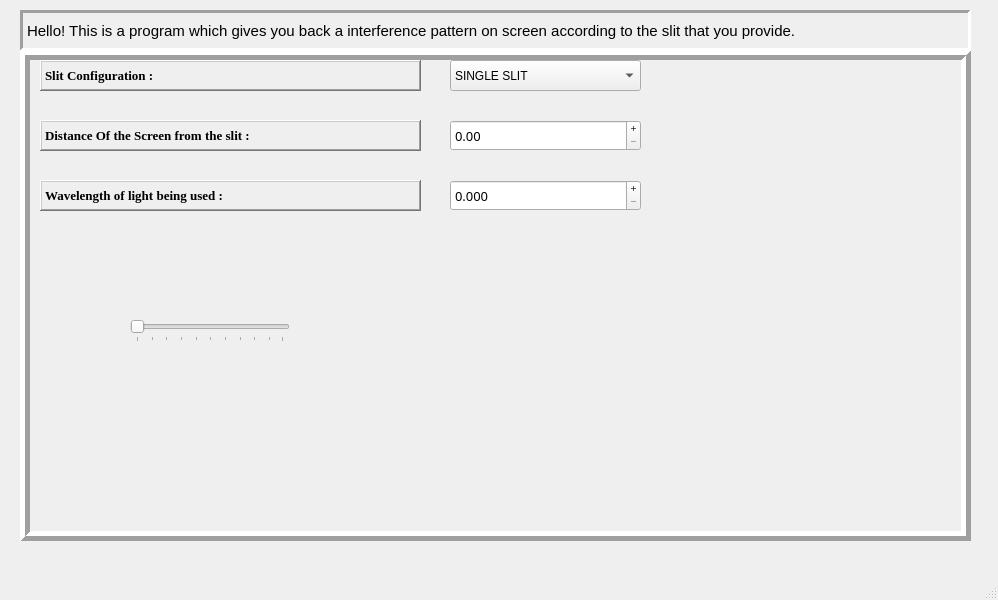
Old version of the form GUI/1.ui in the repository MASTERAMARJEET/Interference.
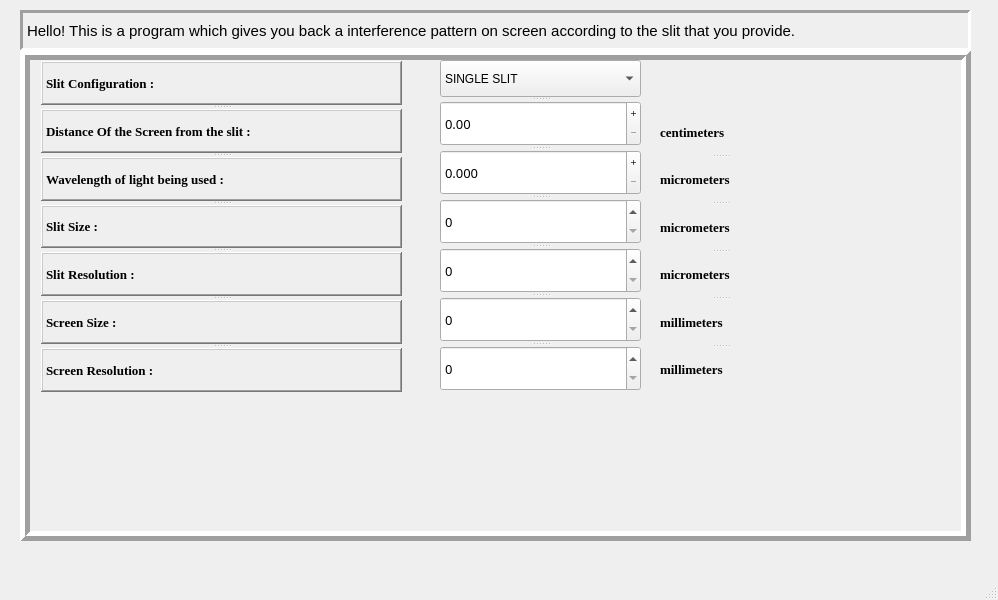
New version of the form.

The edit to the form file:
```diff
--- a/GUI/1.ui
+++ b/GUI/1.ui
@@ -23,6 +23,33 @@
    <bool>false</bool>
   </property>
   <widget class="QWidget" name="centralwidget">
+   <widget class="QLabel" name="Intro">
+    <property name="geometry">
+     <rect>
+      <x>20</x>
+      <y>10</y>
+      <width>951</width>
+      <height>41</height>
+     </rect>
+    </property>
+    <property name="font">
+     <font>
+      <pointsize>11</pointsize>
+     </font>
+    </property>
+    <property name="frameShape">
+     <enum>QFrame::Panel</enum>
+    </property>
+    <property name="frameShadow">
+     <enum>QFrame::Sunken</enum>
+    </property>
+    <property name="lineWidth">
+     <number>3</number>
+    </property>
+    <property name="text">
+     <string>Hello! This is a program which gives you back a interference pattern on screen according to the slit that you provide.</string>
+    </property>
+   </widget>
    <widget class="QFrame" name="main_frame">
     <property name="geometry">
      <rect>
@@ -50,15 +77,19 @@
     <property name="lineWidth">
      <number>5</number>
     </property>
+    <widget class="QSplitter" name="splitter">
+     <property name="geometry">
+      <rect>
+       <x>420</x>
+       <y>10</y>
+       <width>201</width>
+       <height>331</height>
+      </rect>
+     </property>
+     <property name="orientation">
+      <enum>Qt::Vertical</enum>
+     </property>
     <widget class="QComboBox" name="Sllit_Option">
-     <property name="geometry">
-      <rect>
-       <x>430</x>
-       <y>10</y>
-       <width>191</width>
-       <height>31</height>
-      </rect>
-     </property>
      <property name="whatsThis">
       <string>Slit Configuration</string>
      </property>
@@ -103,14 +134,6 @@
      </item>
     </widget>
     <widget class="QDoubleSpinBox" name="Distance">
-     <property name="geometry">
-      <rect>
-       <x>430</x>
-       <y>70</y>
-       <width>191</width>
-       <height>31</height>
-      </rect>
-     </property>
      <property name="font">
       <font>
        <family>Lucida Handwriting</family>
@@ -134,14 +157,6 @@
      </property>
     </widget>
     <widget class="QDoubleSpinBox" name="Wavelength">
-     <property name="geometry">
-      <rect>
-       <x>430</x>
-       <y>130</y>
-       <width>191</width>
-       <height>31</height>
-      </rect>
-     </property>
      <property name="font">
       <font>
        <family>Lucida Handwriting</family>
@@ -176,15 +191,73 @@
       <double>0.010000000000000</double>
      </property>
     </widget>
+     <widget class="QSpinBox" name="Slit_Size">
+      <property name="font">
+       <font>
+        <family>Lucida Sans Unicode</family>
+        <pointsize>10</pointsize>
+       </font>
+      </property>
+      <property name="maximum">
+       <number>1000</number>
+      </property>
+      <property name="singleStep">
+       <number>5</number>
+      </property>
+     </widget>
+     <widget class="QSpinBox" name="Slit_Resolution">
+      <property name="font">
+       <font>
+        <family>Lucida Sans Unicode</family>
+        <pointsize>10</pointsize>
+       </font>
+      </property>
+      <property name="maximum">
+       <number>500</number>
+      </property>
+      <property name="singleStep">
+       <number>5</number>
+      </property>
+     </widget>
+     <widget class="QSpinBox" name="Screen_Size">
+      <property name="font">
+       <font>
+        <family>Lucida Sans Unicode</family>
+        <pointsize>10</pointsize>
+       </font>
+      </property>
+      <property name="maximum">
+       <number>10000</number>
+      </property>
+      <property name="singleStep">
+       <number>10</number>
+      </property>
+     </widget>
+     <widget class="QSpinBox" name="Screen_Resolution">
+      <property name="font">
+       <font>
+        <family>Lucida Sans Unicode</family>
+        <pointsize>10</pointsize>
+       </font>
+      </property>
+      <property name="maximum">
+       <number>100</number>
+      </property>
+     </widget>
+    </widget>
+    <widget class="QSplitter" name="splitter_2">
+     <property name="geometry">
+      <rect>
+       <x>21</x>
+       <y>11</y>
+       <width>361</width>
+       <height>331</height>
+      </rect>
+     </property>
+     <property name="orientation">
+      <enum>Qt::Vertical</enum>
+     </property>
     <widget class="QLabel" name="Slit_Option_label">
-     <property name="geometry">
-      <rect>
-       <x>20</x>
-       <y>10</y>
-       <width>381</width>
-       <height>31</height>
-      </rect>
-     </property>
      <property name="font">
       <font>
        <family>Georgia</family>
@@ -210,14 +283,6 @@
      </property>
     </widget>
     <widget class="QLabel" name="Distance_label">
-     <property name="geometry">
-      <rect>
-       <x>20</x>
-       <y>70</y>
-       <width>381</width>
-       <height>31</height>
-      </rect>
-     </property>
      <property name="font">
       <font>
        <family>Georgia</family>
@@ -243,14 +308,6 @@
      </property>
     </widget>
     <widget class="QLabel" name="Wavelength_label">
-     <property name="geometry">
-      <rect>
-       <x>20</x>
-       <y>130</y>
-       <width>381</width>
-       <height>31</height>
-      </rect>
-     </property>
      <property name="font">
       <font>
        <family>Georgia</family>
@@ -275,65 +332,270 @@
       <number>0</number>
      </property>
     </widget>
-    <widget class="QSlider" name="horizontalSlider">
+     <widget class="QLabel" name="Slit_Size_label">
+      <property name="font">
+       <font>
+        <family>Georgia</family>
+        <pointsize>10</pointsize>
+        <weight>75</weight>
+        <bold>true</bold>
+       </font>
+      </property>
+      <property name="frameShape">
+       <enum>QFrame::WinPanel</enum>
+      </property>
+      <property name="frameShadow">
+       <enum>QFrame::Raised</enum>
+      </property>
+      <property name="text">
+       <string>Slit Size :</string>
+      </property>
+      <property name="textFormat">
+       <enum>Qt::PlainText</enum>
+      </property>
+      <property name="margin">
+       <number>0</number>
+      </property>
+     </widget>
+     <widget class="QLabel" name="Slit_Resoultion_label">
+      <property name="font">
+       <font>
+        <family>Georgia</family>
+        <pointsize>10</pointsize>
+        <weight>75</weight>
+        <bold>true</bold>
+       </font>
+      </property>
+      <property name="frameShape">
+       <enum>QFrame::WinPanel</enum>
+      </property>
+      <property name="frameShadow">
+       <enum>QFrame::Raised</enum>
+      </property>
+      <property name="text">
+       <string>Slit Resolution :</string>
+      </property>
+      <property name="textFormat">
+       <enum>Qt::PlainText</enum>
+      </property>
+      <property name="margin">
+       <number>0</number>
+      </property>
+     </widget>
+     <widget class="QLabel" name="Screen_Size_label">
+      <property name="font">
+       <font>
+        <family>Georgia</family>
+        <pointsize>10</pointsize>
+        <weight>75</weight>
+        <bold>true</bold>
+       </font>
+      </property>
+      <property name="frameShape">
+       <enum>QFrame::WinPanel</enum>
+      </property>
+      <property name="frameShadow">
+       <enum>QFrame::Raised</enum>
+      </property>
+      <property name="text">
+       <string>Screen Size :</string>
+      </property>
+      <property name="textFormat">
+       <enum>Qt::PlainText</enum>
+      </property>
+      <property name="margin">
+       <number>0</number>
+      </property>
+     </widget>
+     <widget class="QLabel" name="Screen_Resolution_label">
+      <property name="font">
+       <font>
+        <family>Georgia</family>
+        <pointsize>10</pointsize>
+        <weight>75</weight>
+        <bold>true</bold>
+       </font>
+      </property>
+      <property name="frameShape">
+       <enum>QFrame::WinPanel</enum>
+      </property>
+      <property name="frameShadow">
+       <enum>QFrame::Raised</enum>
+      </property>
+      <property name="text">
+       <string>Screen Resolution :</string>
+      </property>
+      <property name="textFormat">
+       <enum>Qt::PlainText</enum>
+      </property>
+      <property name="margin">
+       <number>0</number>
+      </property>
+     </widget>
+    </widget>
+    <widget class="QSplitter" name="splitter_3">
      <property name="geometry">
       <rect>
-       <x>110</x>
-       <y>270</y>
-       <width>160</width>
-       <height>22</height>
+       <x>640</x>
+       <y>60</y>
+       <width>121</width>
+       <height>281</height>
       </rect>
      </property>
      <property name="orientation">
-      <enum>Qt::Horizontal</enum>
+      <enum>Qt::Vertical</enum>
      </property>
-     <property name="invertedAppearance">
-      <bool>false</bool>
-     </property>
-     <property name="invertedControls">
-      <bool>false</bool>
-     </property>
-     <property name="tickPosition">
-      <enum>QSlider::TicksBelow</enum>
-     </property>
-     <property name="tickInterval">
-      <number>10</number>
-     </property>
-    </widget>
-    <zorder>Distance</zorder>
-    <zorder>Wavelength</zorder>
-    <zorder>Sllit_Option</zorder>
-    <zorder>Slit_Option_label</zorder>
-    <zorder>Distance_label</zorder>
-    <zorder>Wavelength_label</zorder>
-    <zorder>horizontalSlider</zorder>
-   </widget>
-   <widget class="QLabel" name="label_2">
-    <property name="geometry">
-     <rect>
-      <x>20</x>
-      <y>10</y>
-      <width>951</width>
-      <height>41</height>
-     </rect>
-    </property>
+     <widget class="QLabel" name="Distance_unit">
+      <property name="font">
+       <font>
+        <family>Georgia</family>
+        <pointsize>10</pointsize>
+        <weight>75</weight>
+        <bold>true</bold>
+       </font>
+      </property>
+      <property name="frameShape">
+       <enum>QFrame::NoFrame</enum>
+      </property>
+      <property name="frameShadow">
+       <enum>QFrame::Plain</enum>
+      </property>
+      <property name="text">
+       <string>centimeters</string>
+      </property>
+      <property name="textFormat">
+       <enum>Qt::PlainText</enum>
+      </property>
+      <property name="margin">
+       <number>0</number>
+      </property>
+     </widget>
+     <widget class="QLabel" name="Waveength_unit">
+      <property name="font">
+       <font>
+        <family>Georgia</family>
+        <pointsize>10</pointsize>
+        <weight>75</weight>
+        <bold>true</bold>
+       </font>
+      </property>
+      <property name="frameShape">
+       <enum>QFrame::NoFrame</enum>
+      </property>
+      <property name="frameShadow">
+       <enum>QFrame::Plain</enum>
+      </property>
+      <property name="text">
+       <string>micrometers</string>
+      </property>
+      <property name="textFormat">
+       <enum>Qt::PlainText</enum>
+      </property>
+      <property name="margin">
+       <number>0</number>
+      </property>
+     </widget>
+     <widget class="QLabel" name="Slit_Size_unit">
+      <property name="font">
+       <font>
+        <family>Georgia</family>
+        <pointsize>10</pointsize>
+        <weight>75</weight>
+        <bold>true</bold>
+       </font>
+      </property>
+      <property name="frameShape">
+       <enum>QFrame::NoFrame</enum>
+      </property>
+      <property name="frameShadow">
+       <enum>QFrame::Plain</enum>
+      </property>
+      <property name="text">
+       <string>micrometers</string>
+      </property>
+      <property name="textFormat">
+       <enum>Qt::PlainText</enum>
+      </property>
+      <property name="margin">
+       <number>0</number>
+      </property>
+     </widget>
+     <widget class="QLabel" name="Slit_Resolution_unit">
     <property name="font">
      <font>
-      <pointsize>11</pointsize>
+        <family>Georgia</family>
+        <pointsize>10</pointsize>
+        <weight>75</weight>
+        <bold>true</bold>
      </font>
     </property>
     <property name="frameShape">
-     <enum>QFrame::Panel</enum>
+       <enum>QFrame::NoFrame</enum>
     </property>
     <property name="frameShadow">
-     <enum>QFrame::Sunken</enum>
-    </property>
-    <property name="lineWidth">
-     <number>3</number>
-    </property>
+       <enum>QFrame::Plain</enum>
+      </property>
+      <property name="text">
+       <string>micrometers</string>
+      </property>
+      <property name="textFormat">
+       <enum>Qt::PlainText</enum>
+      </property>
+      <property name="margin">
+       <number>0</number>
+      </property>
+     </widget>
+     <widget class="QLabel" name="Screen_Size_unit">
+      <property name="font">
+       <font>
+        <family>Georgia</family>
+        <pointsize>10</pointsize>
+        <weight>75</weight>
+        <bold>true</bold>
+       </font>
+      </property>
+      <property name="frameShape">
+       <enum>QFrame::NoFrame</enum>
+      </property>
+      <property name="frameShadow">
+       <enum>QFrame::Plain</enum>
+      </property>
     <property name="text">
-     <string>Hello! This is a program which gives you back a interference pattern on screen according to the slit that you provide.</string>
-    </property>
+       <string>millimeters</string>
+      </property>
+      <property name="textFormat">
+       <enum>Qt::PlainText</enum>
+      </property>
+      <property name="margin">
+       <number>0</number>
+      </property>
+     </widget>
+     <widget class="QLabel" name="Screen_Resolution_unit">
+      <property name="font">
+       <font>
+        <family>Georgia</family>
+        <pointsize>10</pointsize>
+        <weight>75</weight>
+        <bold>true</bold>
+       </font>
+      </property>
+      <property name="frameShape">
+       <enum>QFrame::NoFrame</enum>
+      </property>
+      <property name="frameShadow">
+       <enum>QFrame::Plain</enum>
+      </property>
+      <property name="text">
+       <string>millimeters</string>
+      </property>
+      <property name="textFormat">
+       <enum>Qt::PlainText</enum>
+      </property>
+      <property name="margin">
+       <number>0</number>
+      </property>
+     </widget>
+    </widget>
    </widget>
   </widget>
   <widget class="QMenuBar" name="menubar">
```
Lines whose indentation alone changed are shown as unchanged.
